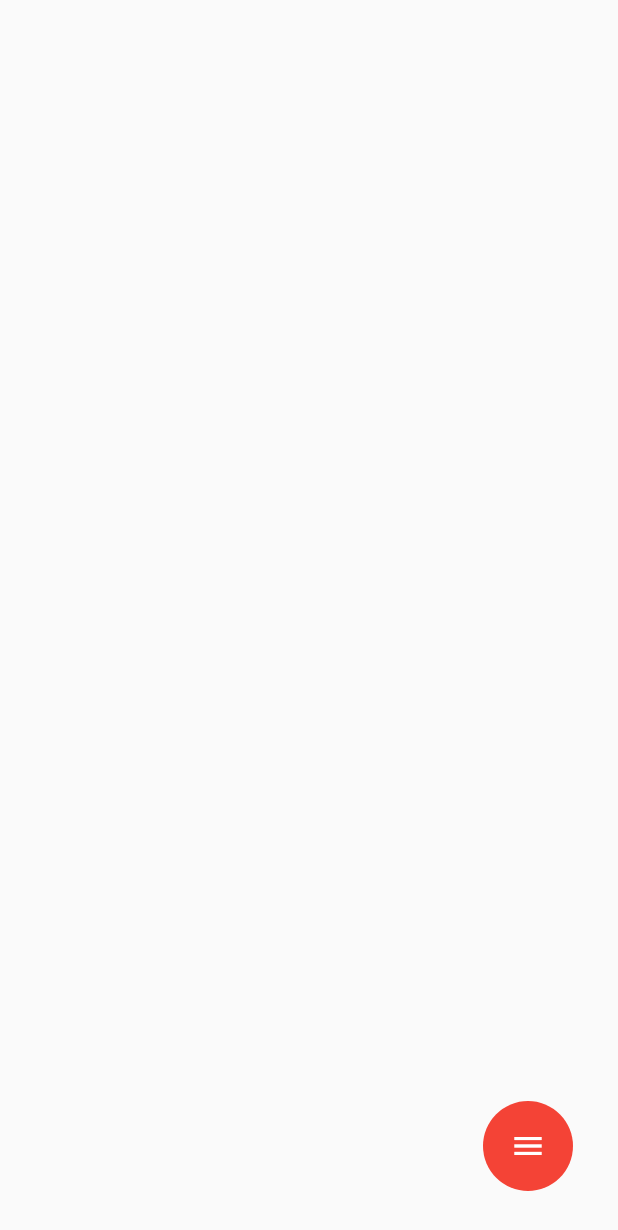
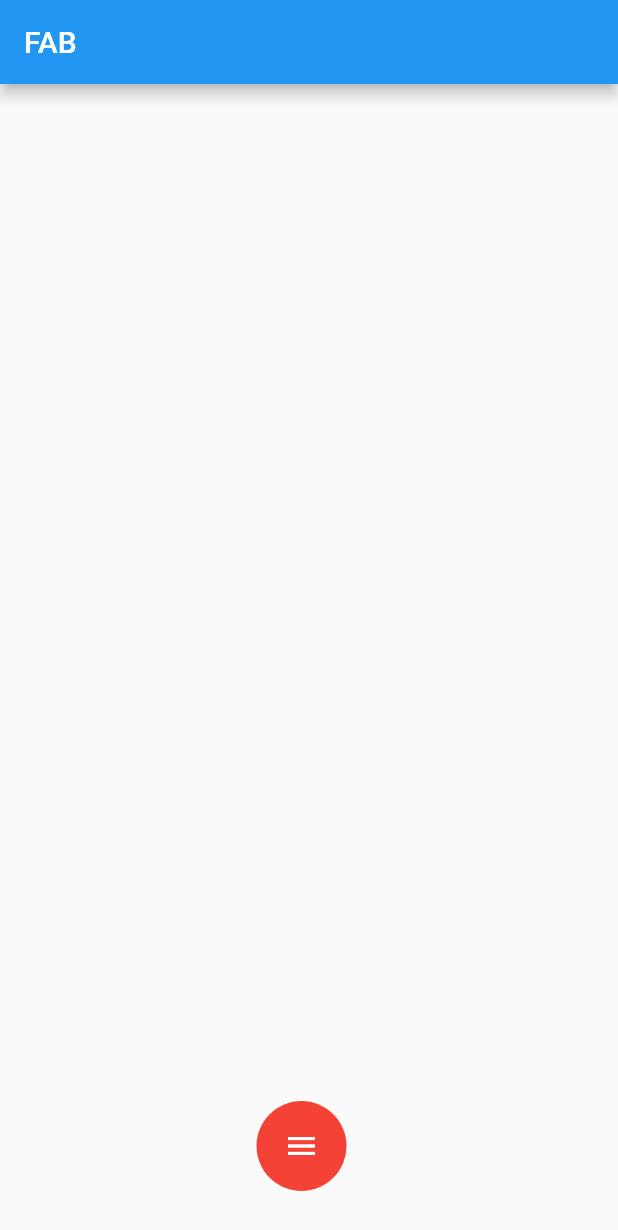
Before and after one commit to SushritPasupuleti/flutter-design, a Flutter app: the screen it shows after launch, on a phone screen of 412 x 824 dp. Shown: the top 1230 px of the screen. Run offline on Flutter 3.47's test engine with Material 2 defaults, Android fonts, the phone set to English and light mode, and no system bars; our stand-ins replace flutter_neumorphic; missing offline and left inert: direct_select_flutter, flutter_beautiful_popup.

Commit message:
horizontally center the fab

```diff
--- a/flutter_design/lib/main.dart
+++ b/flutter_design/lib/main.dart
@@ -75,7 +75,14 @@ class _MyHomePageState extends State<MyHomePage> {
     // than having to individually change instances of widgets.
     return
             //DirectForm();
-            FABDisplay();
+            //FABDisplay();
+            Scaffold(
+              appBar: AppBar(
+                title: Text("FAB"),
+              ),
+              body: FABDisplay(),
+              //floatingActionButton:
+            );
 
   }
 }
--- a/flutter_design/lib/widgets/animatedFab.dart
+++ b/flutter_design/lib/widgets/animatedFab.dart
@@ -51,7 +51,7 @@ class _FABDisplayState extends State<FABDisplay> with SingleTickerProviderStateM
         child: Stack(
           children: <Widget>[
             Positioned(
-                right: 30,
+              right: MediaQuery.of(context).size.width / 2 - 25,
                 bottom: 30,
                 child: Stack(
               alignment: Alignment.bottomRight,
@@ -83,7 +83,7 @@ class _FABDisplayState extends State<FABDisplay> with SingleTickerProviderStateM
                   ),
                 ),
                 Transform.translate(
-                  offset: Offset.fromDirection(getRadiansFromDegree(225),degTwoTranslationAnimation.value * 100),
+                  offset: Offset.fromDirection(getRadiansFromDegree(315),degTwoTranslationAnimation.value * 100),
                   child: Transform(
                     transform: Matrix4.rotationZ(getRadiansFromDegree(rotationAnimation.value))..scale(degTwoTranslationAnimation.value),
                     alignment: Alignment.center,
```
